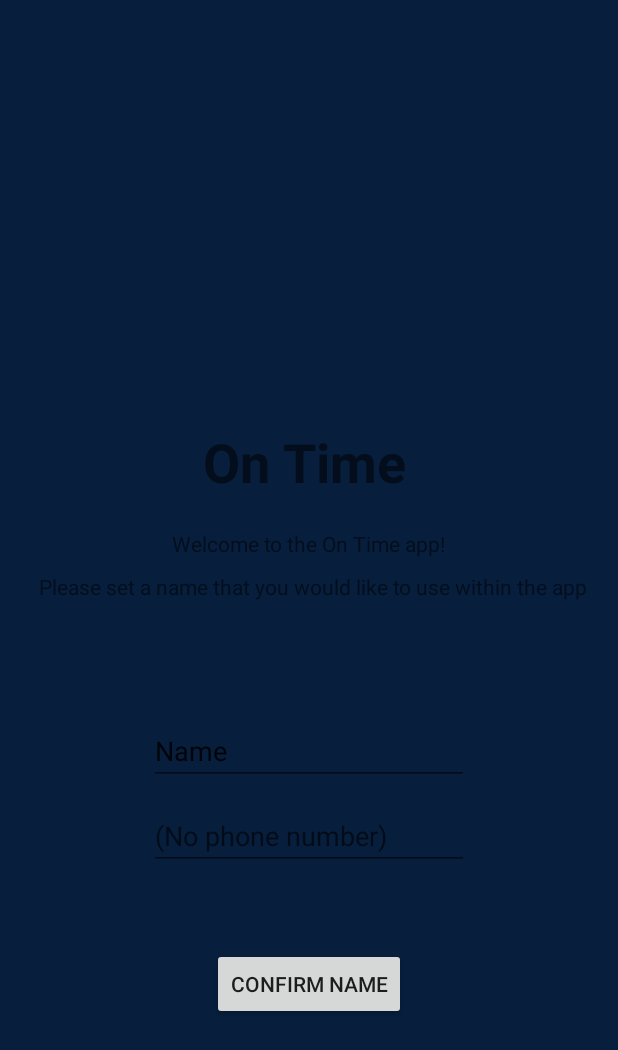
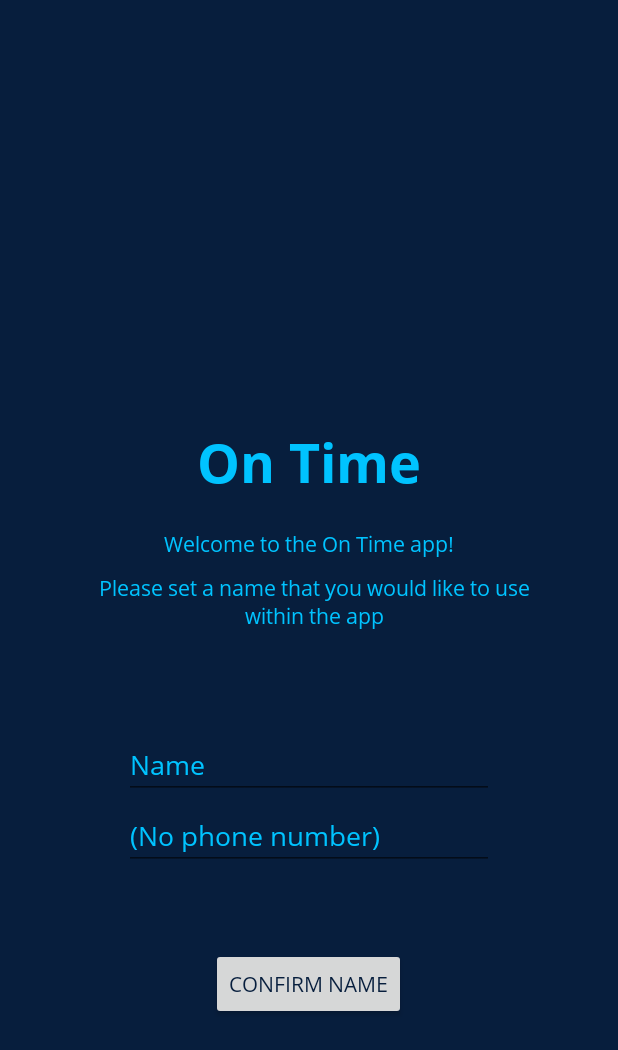
Before and after one commit to FukigenDEV/Team3-OnTime, an Android app: the screen it shows after launch (MainUI), on a phone screen of 412 x 824 dp. Shown: the top 1050 px of the screen. Run offline under Robolectric (Android 15) with nearby library versions, the phone set to English and light mode, and no system bars; our stand-ins replace Firebase (no records; nobody signed in at launch, a user with empty details on screens opened directly); 1 statement that could not run was skipped.

Commit message:
Design of fragments partially adjusted to the MainUI theme

```diff
--- a/PROTOTYPES/OnTimeApp/app/src/main/java/com/example/ontimeapp/MainMenu.java
+++ b/PROTOTYPES/OnTimeApp/app/src/main/java/com/example/ontimeapp/MainMenu.java
@@ -77,8 +77,8 @@ public class MainMenu extends Fragment implements View.OnClickListener {
     public View onCreateView(final LayoutInflater inflater, ViewGroup container, Bundle savedInstanceState) {
         View rootView = inflater.inflate(R.layout.activity_mainmenu, container, false);
 
-        FragmentManager fragmentManager = getFragmentManager();
-        FragmentManagement fragmentManagement = new FragmentManagement();
+//        FragmentManager fragmentManager = getFragmentManager();
+//        FragmentManagement fragmentManagement = new FragmentManagement();
 //        fragmentManagement.clearFragments(fragmentManager);
 
         final RecyclerView recyclerView = (RecyclerView) rootView.findViewById(R.id.recyclerview);
--- a/PROTOTYPES/OnTimeApp/app/src/main/java/com/example/ontimeapp/MainUI.java
+++ b/PROTOTYPES/OnTimeApp/app/src/main/java/com/example/ontimeapp/MainUI.java
@@ -50,8 +50,6 @@ public class MainUI extends FragmentActivity {
         navLayoutList = Arrays.asList(global_nav, navParent);
         flGlobal = findViewById(R.id.global_framelayout);
 
-
-
         @SuppressLint("HardwareIds") final String androidId = Settings.Secure.getString(MainUI.this.getContentResolver(),
                 Settings.Secure.ANDROID_ID);
 
@@ -63,11 +61,8 @@ public class MainUI extends FragmentActivity {
 
         layoutInflater = (LayoutInflater) getSystemService(LAYOUT_INFLATER_SERVICE);
 
-        navItemArray = new NavItem[4];
-        navItemArray[0] = new NavItem("Home", R.drawable.ic_iconmonstr_home_6);
-        navItemArray[1] = new NavItem("Profile", R.drawable.ic_iconmonstr_user_1);
-        navItemArray[2] = new NavItem("Team", R.drawable.ic_iconmonstr_user_29);
-        navItemArray[3] = new NavItem("Settings", R.drawable.ic_iconmonstr_gear_11);
+        navItemArray = new NavItem[1];
+        navItemArray[0] = new NavItem("Teams", R.drawable.ic_iconmonstr_user_29);
 
         int pos = 0;
         for (NavItem Item : navItemArray) {
@@ -86,14 +81,16 @@ public class MainUI extends FragmentActivity {
                     String title = navItemArray[index].title;
 
                     switch(navItemArray[index].title) {
-                        case "Home":
+                        case "Teams":
                             uiAnimation.hideMainNav(MainUI.this, navLayoutList);
-                            fragmentManagement.setMainFragment(activityTitle, transaction, new HomeFragment(), title);
+                            Fragment fragment = getSupportFragmentManager().findFragmentByTag("Main Menu");
+                            transaction.replace(R.id.global_framelayout, fragment, "Main Menu");
+                            transaction.commit();
                             break;
-                        case "Profile":
-                            uiAnimation.hideMainNav(MainUI.this, navLayoutList);
-                            fragmentManagement.setMainFragment(activityTitle, transaction, new ProfileFragment(), title);
-                            break;
+//                        case "Profile":
+//                            uiAnimation.hideMainNav(MainUI.this, navLayoutList);
+//                            fragmentManagement.setMainFragment(activityTitle, transaction, new ProfileFragment(), title);
+//                            break;
                     }
                 }
             });
--- a/PROTOTYPES/OnTimeApp/app/src/main/res/layout/activity_createuser.xml
+++ b/PROTOTYPES/OnTimeApp/app/src/main/res/layout/activity_createuser.xml
@@ -8,7 +8,7 @@
 
     <TextView
         android:id="@+id/textView4"
-        android:layout_width="141dp"
+        android:layout_width="wrap_content"
         android:layout_height="41dp"
         android:layout_marginStart="135dp"
         android:layout_marginLeft="135dp"
@@ -18,7 +18,8 @@
         android:layout_marginBottom="118dp"
         android:text="On Time"
         android:textSize="36sp"
-        android:textStyle="bold"
+        android:fontFamily="@font/opensans_bold"
+        android:textColor="@color/colorGlobal4"
         app:layout_constraintBottom_toTopOf="@+id/textView3"
         app:layout_constraintEnd_toEndOf="parent"
         app:layout_constraintStart_toStartOf="parent"
@@ -35,6 +36,8 @@
         android:layout_marginRight="162dp"
         android:layout_marginBottom="144dp"
         android:text="Confirm Name"
+        android:fontFamily="@font/opensans_regular"
+        android:textColor="@color/colorGlobal1"
         app:layout_constraintBottom_toBottomOf="parent"
         app:layout_constraintEnd_toEndOf="parent"
         app:layout_constraintStart_toStartOf="parent" />
@@ -49,13 +52,15 @@
         android:layout_marginEnd="112dp"
         android:layout_marginRight="112dp"
         android:text="Welcome to the On Time app!"
+        android:fontFamily="@font/opensans_regular"
+        android:textColor="@color/colorGlobal4"
         app:layout_constraintEnd_toEndOf="parent"
         app:layout_constraintStart_toStartOf="parent"
         app:layout_constraintTop_toBottomOf="@+id/textView4" />
 
     <TextView
         android:id="@+id/textView6"
-        android:layout_width="wrap_content"
+        android:layout_width="300dp"
         android:layout_height="wrap_content"
         android:layout_marginStart="22dp"
         android:layout_marginLeft="22dp"
@@ -63,9 +68,12 @@
         android:layout_marginEnd="16dp"
         android:layout_marginRight="16dp"
         android:text="Please set a name that you would like to use within the app"
+        android:fontFamily="@font/opensans_regular"
+        android:textColor="@color/colorGlobal4"
         app:layout_constraintEnd_toEndOf="parent"
         app:layout_constraintStart_toStartOf="parent"
-        app:layout_constraintTop_toBottomOf="@+id/textView5" />
+        app:layout_constraintTop_toBottomOf="@+id/textView5"
+        android:gravity="center_horizontal" />
 
     <EditText
         android:id="@+id/etName"
@@ -80,6 +88,8 @@
         android:ems="10"
         android:inputType="textPersonName"
         android:text="Name"
+        android:fontFamily="@font/opensans_regular"
+        android:textColor="@color/colorGlobal4"
         app:layout_constraintBottom_toTopOf="@+id/confirmName"
         app:layout_constraintEnd_toEndOf="parent"
         app:layout_constraintStart_toStartOf="parent"
@@ -92,6 +102,9 @@
         android:ems="10"
         android:hint="@android:string/emptyPhoneNumber"
         android:inputType="phone"
+        android:textColorHint="@color/colorGlobal4"
+        android:fontFamily="@font/opensans_regular"
+        android:textColor="@color/colorGlobal4"
         app:layout_constraintBottom_toBottomOf="parent"
         app:layout_constraintEnd_toEndOf="parent"
         app:layout_constraintStart_toStartOf="parent"
```
Also changed, not shown: PROTOTYPES/OnTimeApp/app/src/main/java/com/example/ontimeapp/FragmentManagement.java (+0 -8 lines), PROTOTYPES/OnTimeApp/app/src/main/res/layout/activity_entryscreen.xml (+6 -3 lines), PROTOTYPES/OnTimeApp/app/src/main/res/layout/activity_mainmenu.xml (+1 -17 lines), PROTOTYPES/OnTimeApp/app/src/main/res/layout/groupsrow.xml (+5 -3 lines).
